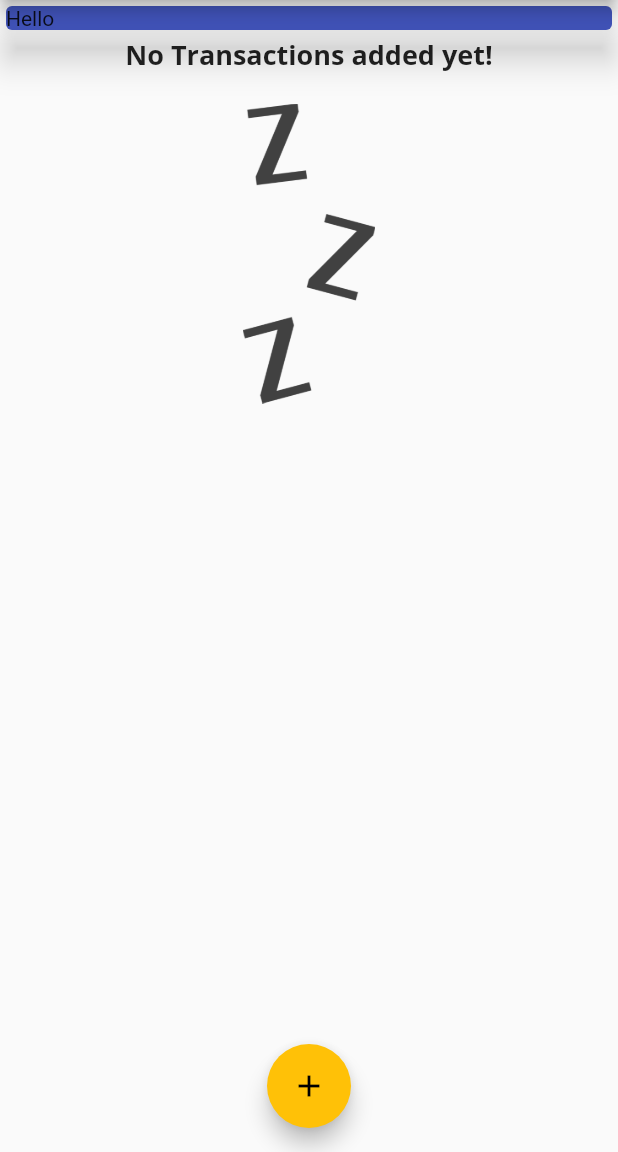
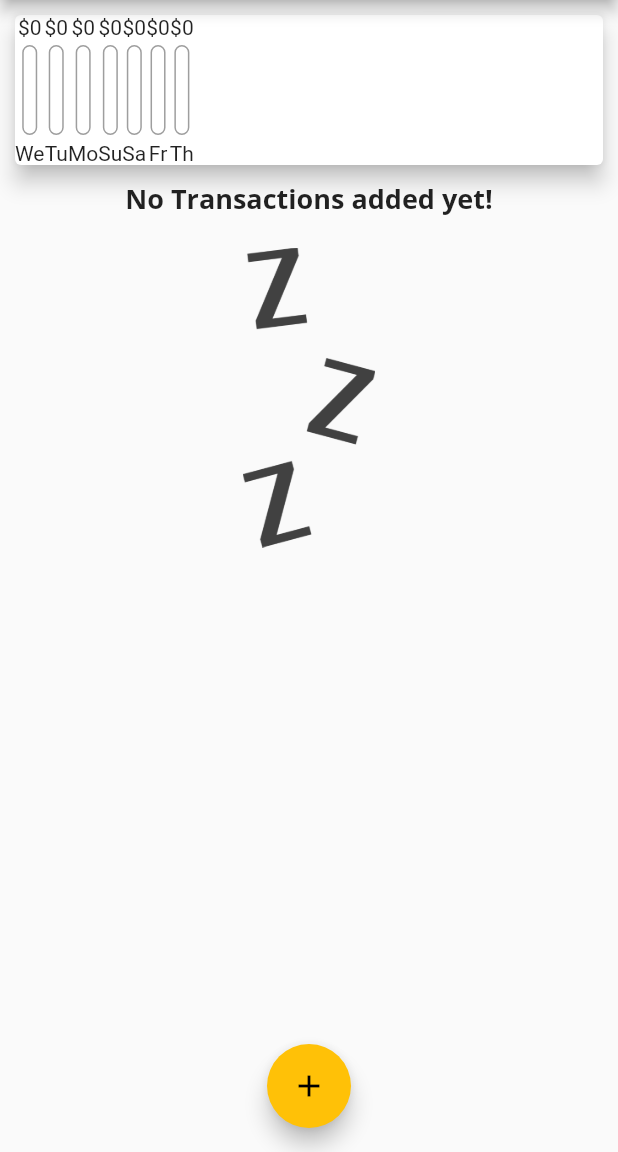
Before and after one commit to JoyKrishan/Flutter-Applications-2.0, a Flutter app: the screen it shows after launch, on a phone screen of 412 x 824 dp, the part 84-1236 px from its top. Run offline on Flutter 3.47's test engine with Material 2 defaults, Android fonts, the phone set to English and light mode, and no system bars.

Commit message:
chart and chartBar logic and skeleton created

```diff
--- a/expense_planner/lib/main.dart
+++ b/expense_planner/lib/main.dart
@@ -1,3 +1,4 @@
+import 'package:expense_planner/widgets/chart.dart';
 import 'package:flutter/material.dart';
 import 'models/transaction.dart';
 import 'widgets/new_transactions.dart';
@@ -38,6 +39,12 @@ class MyHomePage extends StatefulWidget {
 class _MyHomePageState extends State<MyHomePage> {
   final List<Transaction> _transactions = [];
 
+  List<Transaction> get _recentTransactions {
+    return _transactions.where((element) {
+      return element.date.isAfter(DateTime.now().subtract(Duration(days: 7)));
+    }).toList();
+  }
+
   void _addTransactions(String title, double amount) {
     Transaction newTx = Transaction(
         id: DateTime.now().toString(),
@@ -69,15 +76,8 @@ class _MyHomePageState extends State<MyHomePage> {
           title: Text("My Flutter App"),
         ),
         body: Column(children: [
-          Container(
-            width: double.infinity,
-            child: Card(
-              elevation: 10,
-              color: Theme.of(context).primaryColor,
-              child: Text("Hello"),
-            ),
-          ),
-          TranstionsList(_transactions),
+          Chart(_transactions),
+          TranstionsList(_recentTransactions),
         ]),
         floatingActionButton: FloatingActionButton(
           onPressed: () => _startAddNewTransaction(context),
--- /dev/null
+++ b/expense_planner/lib/widgets/chart.dart
@@ -0,0 +1,51 @@
+import 'package:expense_planner/models/transaction.dart';
+import 'package:expense_planner/widgets/chartBar.dart';
+import 'package:flutter/material.dart';
+import 'package:intl/intl.dart';
+
+class Chart extends StatelessWidget {
+  final List<Transaction> recentTransactions;
+
+  Chart(this.recentTransactions);
+
+  List<Map<String, Object>> get chartItems {
+    return List.generate(7, (index) {
+      var weekDay = DateTime.now().subtract(Duration(days: index));
+      var totalSum = 0.0;
+      for (int i = 0; i < recentTransactions.length; i++) {
+        final date = recentTransactions[i].date;
+        if (date.day == weekDay.day &&
+            date.month == weekDay.month &&
+            date.year == weekDay.year) {
+          totalSum += recentTransactions[i].amount;
+        }
+      }
+      return {
+        'weekDay': DateFormat('EEEE').format(weekDay).substring(0, 2),
+        'amount': totalSum
+      };
+    });
+  }
+
+  double get maxSpending {
+    return chartItems.fold(
+        0.0, (sum, element) => sum + (element['amount'] as double));
+  }
+
+  @override
+  Widget build(BuildContext context) {
+    return Card(
+      elevation: 6,
+      margin: EdgeInsets.all(10),
+      child: Row(
+          children: chartItems
+              .map((tx) => ChartBar(
+                  tx['weekDay'] as String,
+                  tx['amount'] as double,
+                  tx['amount'] == 0.0
+                      ? 0.0
+                      : maxSpending / (tx['amount'] as double)))
+              .toList()),
+    );
+  }
+}
--- /dev/null
+++ b/expense_planner/lib/widgets/chartBar.dart
@@ -0,0 +1,42 @@
+import 'package:flutter/material.dart';
+
+class ChartBar extends StatelessWidget {
+  final String label;
+  final double totalAmount;
+  final double totalPctAmount;
+
+  ChartBar(this.label, this.totalAmount, this.totalPctAmount);
+  @override
+  Widget build(BuildContext context) {
+    return Column(
+      children: [
+        Text("\$${totalAmount.toStringAsFixed(0)}"),
+        SizedBox(
+          height: 4,
+        ),
+        Container(
+          height: 60,
+          width: 10,
+          child: Stack(children: [
+            Container(
+                decoration: BoxDecoration(
+                    border: Border.all(width: 1.0, color: Colors.grey),
+                    borderRadius: BorderRadius.circular(10))),
+            FractionallySizedBox(
+              heightFactor: totalPctAmount,
+              child: Container(
+                decoration: BoxDecoration(
+                    color: Theme.of(context).primaryColor,
+                    borderRadius: BorderRadius.circular(10)),
+              ),
+            )
+          ]),
+        ),
+        SizedBox(
+          height: 4,
+        ),
+        Text(label)
+      ],
+    );
+  }
+}
```
